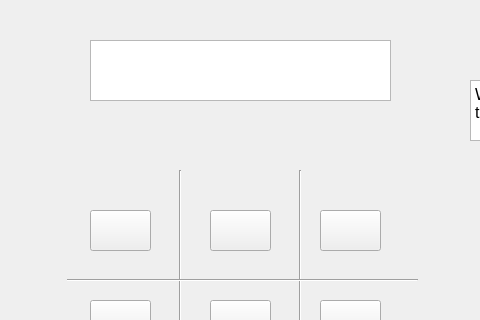
Old version of the form boardwindow.ui in the repository zbounassi/Tic-Tac-Toe; both pictures show x 280 to 760 and y 0 to 320 of the 1099 by 654 pixel window.
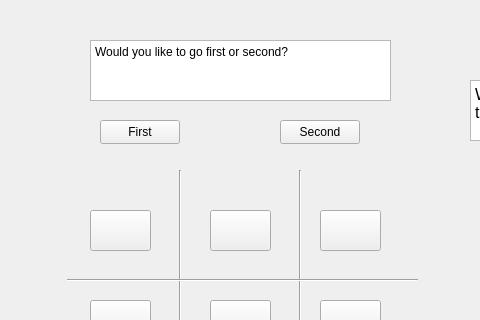
New version of the form.

The edit to the form file:
```diff
--- a/boardwindow.ui
+++ b/boardwindow.ui
@@ -191,6 +191,16 @@
      <height>61</height>
     </rect>
    </property>
+   <property name="html">
+    <string>&lt;!DOCTYPE HTML PUBLIC &quot;-//W3C//DTD HTML 4.0//EN&quot; &quot;http://www.w3.org/TR/REC-html40/strict.dtd&quot;&gt;
+&lt;html&gt;&lt;head&gt;&lt;meta name=&quot;qrichtext&quot; content=&quot;1&quot; /&gt;&lt;meta charset=&quot;utf-8&quot; /&gt;&lt;style type=&quot;text/css&quot;&gt;
+p, li { white-space: pre-wrap; }
+hr { height: 1px; border-width: 0; }
+li.unchecked::marker { content: &quot;\2610&quot;; }
+li.checked::marker { content: &quot;\2612&quot;; }
+&lt;/style&gt;&lt;/head&gt;&lt;body style=&quot; font-family:'Segoe UI'; font-size:9pt; font-weight:400; font-style:normal;&quot;&gt;
+&lt;p style=&quot; margin-top:0px; margin-bottom:0px; margin-left:0px; margin-right:0px; -qt-block-indent:0; text-indent:0px;&quot;&gt;Would you like to go first or second?&lt;/p&gt;&lt;/body&gt;&lt;/html&gt;</string>
+   </property>
   </widget>
   <widget class="QPushButton" name="gameExitButton">
    <property name="geometry">
@@ -298,6 +308,32 @@
     <string>Close Program</string>
    </property>
   </widget>
+  <widget class="QPushButton" name="goFirst">
+   <property name="geometry">
+    <rect>
+     <x>380</x>
+     <y>120</y>
+     <width>80</width>
+     <height>24</height>
+    </rect>
+   </property>
+   <property name="text">
+    <string>First</string>
+   </property>
+  </widget>
+  <widget class="QPushButton" name="goSecond">
+   <property name="geometry">
+    <rect>
+     <x>560</x>
+     <y>120</y>
+     <width>80</width>
+     <height>24</height>
+    </rect>
+   </property>
+   <property name="text">
+    <string>Second</string>
+   </property>
+  </widget>
  </widget>
  <resources/>
  <connections/>
```
Left out of the diff: 8 changed lines with no effect on the pictures.
